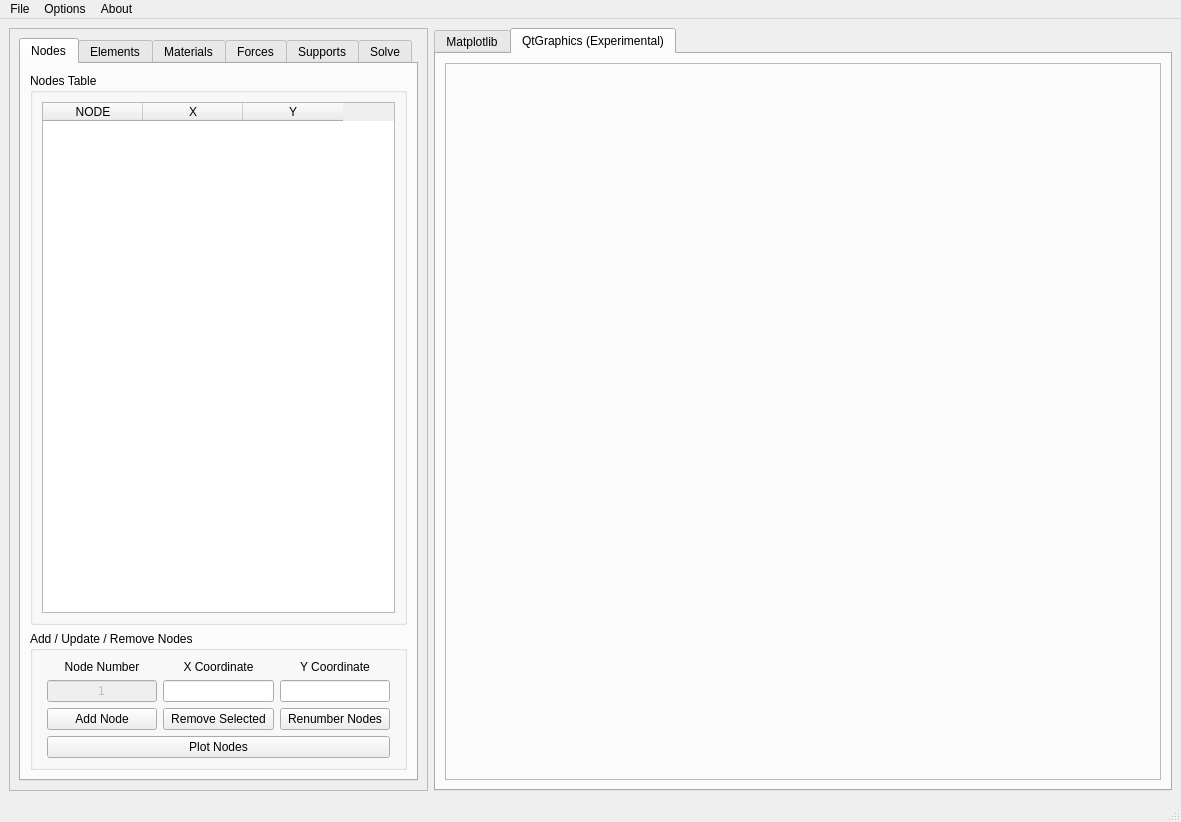
First picture: the form in GUI.ui, repository mjamezquidilla/pysead, before the edit.
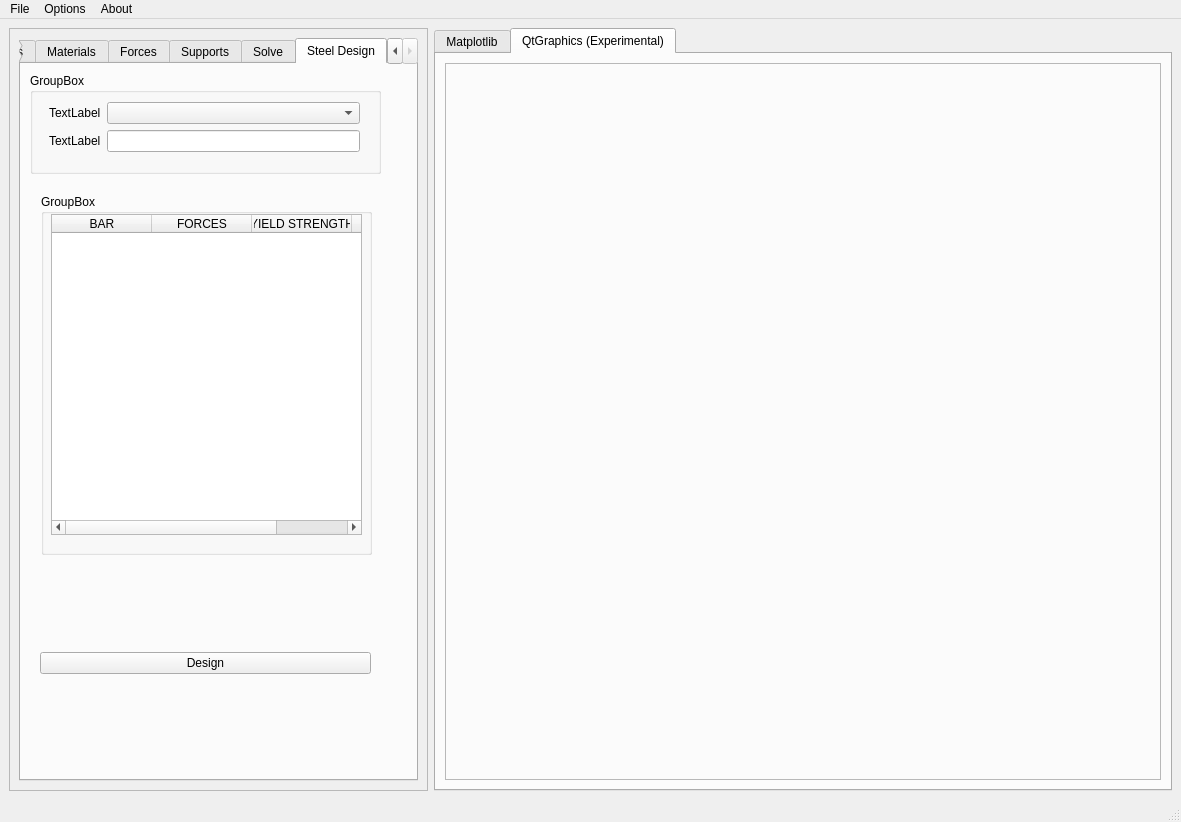
Second picture: the form after the edit. The open tabs and pages were chosen to show the change.

Commit message: Added Import CSV function, Added Experimental GUI

Patch:
```diff
--- a/GUI.ui
+++ b/GUI.ui
@@ -187,33 +187,6 @@
                     </property>
                    </widget>
                   </item>
-                  <item row="4" column="0" colspan="3">
-                   <widget class="QPushButton" name="Plot_Nodes_Button">
-                    <property name="text">
-                     <string>Plot Nodes</string>
-                    </property>
-                   </widget>
-                  </item>
-                  <item row="2" column="1">
-                   <widget class="QPushButton" name="Remove_Node_Button">
-                    <property name="sizePolicy">
-                     <sizepolicy hsizetype="Minimum" vsizetype="Expanding">
-                      <horstretch>0</horstretch>
-                      <verstretch>0</verstretch>
-                     </sizepolicy>
-                    </property>
-                    <property name="text">
-                     <string>Remove Selected</string>
-                    </property>
-                   </widget>
-                  </item>
-                  <item row="2" column="2">
-                   <widget class="QPushButton" name="Renumber_Nodes_Button">
-                    <property name="text">
-                     <string>Renumber Nodes</string>
-                    </property>
-                   </widget>
-                  </item>
                  </layout>
                 </item>
                </layout>
@@ -1137,6 +1110,118 @@
            </item>
           </layout>
          </widget>
+         <widget class="QWidget" name="tab_3">
+          <attribute name="title">
+           <string>Steel Design</string>
+          </attribute>
+          <widget class="QGroupBox" name="groupBox_15">
+           <property name="geometry">
+            <rect>
+             <x>9</x>
+             <y>9</y>
+             <width>351</width>
+             <height>101</height>
+            </rect>
+           </property>
+           <property name="title">
+            <string>GroupBox</string>
+           </property>
+           <widget class="QWidget" name="gridLayoutWidget">
+            <property name="geometry">
+             <rect>
+              <x>19</x>
+              <y>29</y>
+              <width>311</width>
+              <height>51</height>
+             </rect>
+            </property>
+            <layout class="QGridLayout" name="gridLayout">
+             <item row="0" column="1">
+              <widget class="QComboBox" name="comboBox"/>
+             </item>
+             <item row="0" column="0">
+              <widget class="QLabel" name="label_7">
+               <property name="text">
+                <string>TextLabel</string>
+               </property>
+              </widget>
+             </item>
+             <item row="1" column="0">
+              <widget class="QLabel" name="label_8">
+               <property name="text">
+                <string>TextLabel</string>
+               </property>
+              </widget>
+             </item>
+             <item row="1" column="1">
+              <widget class="QLineEdit" name="lineEdit"/>
+             </item>
+            </layout>
+           </widget>
+          </widget>
+          <widget class="QGroupBox" name="groupBox_16">
+           <property name="geometry">
+            <rect>
+             <x>20</x>
+             <y>130</y>
+             <width>331</width>
+             <height>361</height>
+            </rect>
+           </property>
+           <property name="title">
+            <string>GroupBox</string>
+           </property>
+           <widget class="QTableWidget" name="tableWidget">
+            <property name="geometry">
+             <rect>
+              <x>10</x>
+              <y>20</y>
+              <width>311</width>
+              <height>321</height>
+             </rect>
+            </property>
+            <column>
+             <property name="text">
+              <string>BAR</string>
+             </property>
+            </column>
+            <column>
+             <property name="text">
+              <string>FORCES</string>
+             </property>
+            </column>
+            <column>
+             <property name="text">
+              <string>YIELD STRENGTH</string>
+             </property>
+            </column>
+            <column>
+             <property name="text">
+              <string>K</string>
+             </property>
+            </column>
+           </widget>
+          </widget>
+          <widget class="QWidget" name="gridLayoutWidget_2">
+           <property name="geometry">
+            <rect>
+             <x>19</x>
+             <y>519</y>
+             <width>331</width>
+             <height>161</height>
+            </rect>
+           </property>
+           <layout class="QGridLayout" name="gridLayout_4">
+            <item row="0" column="0">
+             <widget class="QPushButton" name="pushButton">
+              <property name="text">
+               <string>Design</string>
+              </property>
+             </widget>
+            </item>
+           </layout>
+          </widget>
+         </widget>
         </widget>
        </item>
       </layout>
```
Left out of the diff: 400 changed lines with no effect on the pictures. The commit also changes 6 other files.
